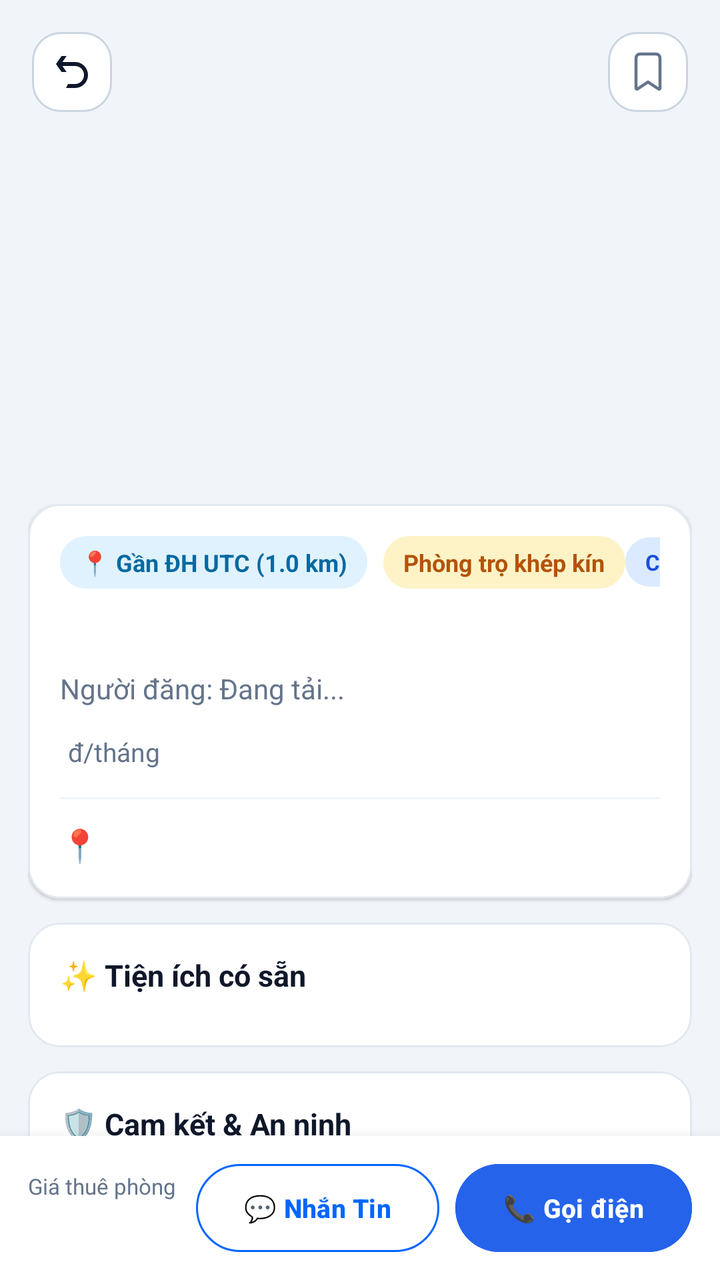
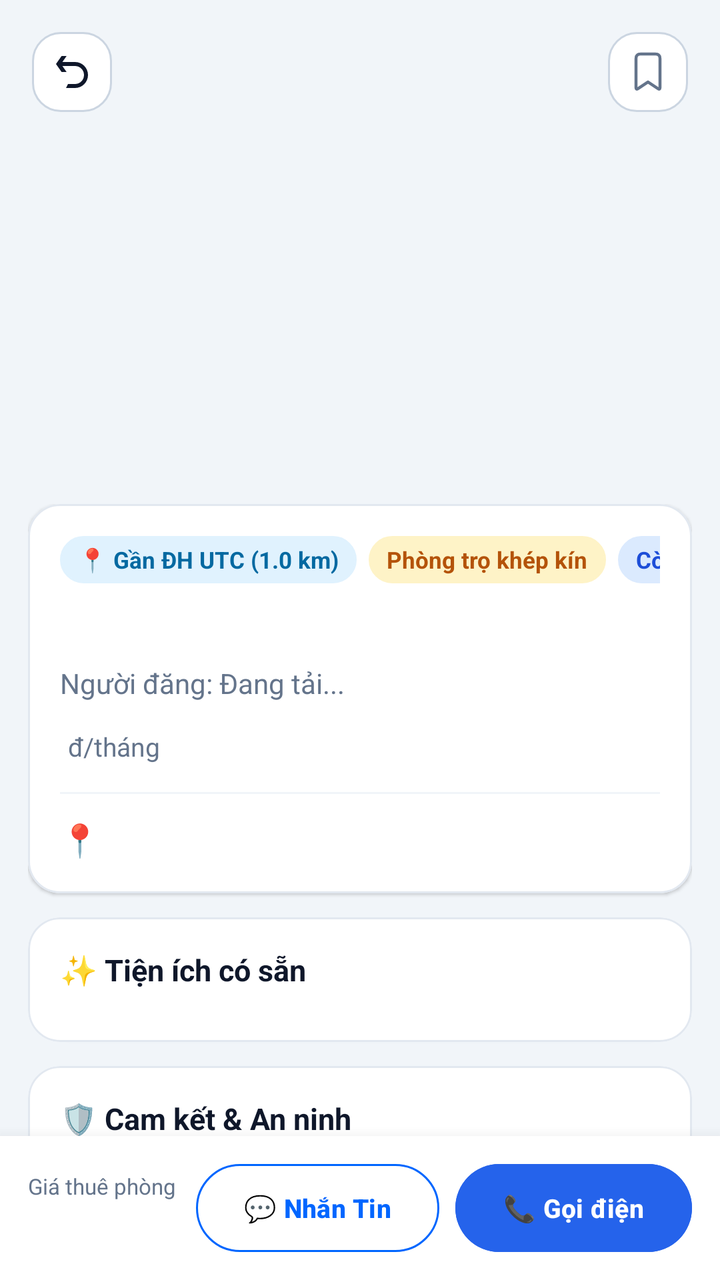

An Android layout rendered at two revisions. The XML below is the earlier revision; the diff shows what the commit changed to produce the second picture.
<!-- AndroidManifest.xml: application theme Theme.UniStay -->
<!-- res/layout/activity_room_detail.xml -->
<?xml version="1.0" encoding="utf-8"?>
<androidx.coordinatorlayout.widget.CoordinatorLayout
    xmlns:android="http://schemas.android.com/apk/res/android"
    xmlns:app="http://schemas.android.com/apk/res-auto"
    android:layout_width="match_parent"
    android:layout_height="match_parent"
    android:background="#F1F5F9">

    
    <androidx.core.widget.NestedScrollView
        android:layout_width="match_parent"
        android:layout_height="match_parent"
        android:paddingBottom="90dp"
        android:clipToPadding="false">

        <LinearLayout
            android:layout_width="match_parent"
            android:layout_height="wrap_content"
            android:orientation="vertical">

            
            <FrameLayout
                android:layout_width="match_parent"
                android:layout_height="240dp">

                <ImageView
                    android:id="@+id/ivDetailImage"
                    android:layout_width="match_parent"
                    android:layout_height="match_parent"
                    android:scaleType="centerCrop" />

                
                <ImageButton
                    android:id="@+id/btnBack"
                    android:layout_width="40dp"
                    android:layout_height="40dp"
                    android:layout_margin="16dp"
                    android:padding="8dp"
                    android:scaleType="fitCenter"
                    android:background="@drawable/bg_search_bar"
                    android:contentDescription="Back"
                    android:src="@drawable/ic_back_custom"
                    app:tint="#0F172A" />
                
                <ImageButton
                    android:id="@+id/btnSaveRoom"
                    android:layout_width="40dp"
                    android:layout_height="40dp"
                    android:layout_margin="16dp"
                    android:padding="8dp"
                    android:scaleType="fitCenter"
                    android:layout_gravity="end"
                    android:background="@drawable/bg_search_bar"
                    android:src="@drawable/ic_save_outline"
                    app:tint="#64748B" />
            </FrameLayout>

            <LinearLayout
                android:layout_width="match_parent"
                android:layout_height="wrap_content"
                android:orientation="vertical"
                android:paddingHorizontal="14dp"
                android:paddingTop="12dp">

                
                <com.google.android.material.card.MaterialCardView
                    android:layout_width="match_parent"
                    android:layout_height="wrap_content"
                    app:cardBackgroundColor="#FFFFFF"
                    app:cardCornerRadius="16dp"
                    app:cardElevation="1dp"
                    app:strokeColor="#E2E8F0"
                    app:strokeWidth="1dp">

                    <LinearLayout
                        android:layout_width="match_parent"
                        android:layout_height="wrap_content"
                        android:orientation="vertical"
                        android:padding="16dp">

                        
                        <LinearLayout
                            android:layout_width="match_parent"
                            android:layout_height="wrap_content"
                            android:gravity="center_vertical"
                            android:orientation="horizontal">

                            <TextView
                                android:id="@+id/tvUniversityBadge"
                                android:layout_width="wrap_content"
                                android:layout_height="wrap_content"
                                android:background="@drawable/bg_search_bar"
                                android:backgroundTint="#E0F2FE"
                                android:paddingHorizontal="10dp"
                                android:paddingVertical="5dp"
                                android:text="📍 Gần ĐH UTC (1.0 km)"
                                android:textColor="#0369A1"
                                android:textSize="12sp"
                                android:textStyle="bold" />

                            <TextView
                                android:id="@+id/tvRoomTypeBadge"
                                android:layout_width="wrap_content"
                                android:layout_height="wrap_content"
                                android:layout_marginStart="8dp"
                                android:background="@drawable/bg_search_bar"
                                android:backgroundTint="#FEF3C7"
                                android:paddingHorizontal="10dp"
                                android:paddingVertical="5dp"
                                android:text="Phòng trọ khép kín"
                                android:textColor="#B45309"
                                android:textSize="12sp"
                                android:textStyle="bold" />

                            <View
                                android:layout_width="0dp"
                                android:layout_height="1dp"
                                android:layout_weight="1" />

                            <TextView
                                android:id="@+id/tvOccupancyBadge"
                                android:layout_width="wrap_content"
                                android:layout_height="wrap_content"
                                android:background="@drawable/bg_search_bar"
                                android:backgroundTint="#DBEAFE"
                                android:paddingHorizontal="10dp"
                                android:paddingVertical="5dp"
                                android:text="Còn trống 2/2 chỗ"
                                android:textColor="#1D4ED8"
                                android:textSize="11sp"
                                android:textStyle="bold" />
                        </LinearLayout>

                        
                        <TextView
                            android:id="@+id/tvDetailTitle"
                            android:layout_width="match_parent"
                            android:layout_height="wrap_content"
                            android:layout_marginTop="12dp"
                            android:textColor="#0F172A"
                            android:textSize="18sp"
                            android:textStyle="bold" />
                            
                        
                        <TextView
                            android:id="@+id/tvDetailOwnerName"
                            android:layout_width="match_parent"
                            android:layout_height="wrap_content"
                            android:layout_marginTop="4dp"
                            android:text="Người đăng: Đang tải..."
                            android:textColor="#64748B"
                            android:textSize="14sp" />

                        
                        <LinearLayout
                            android:layout_width="wrap_content"
                            android:layout_height="wrap_content"
                            android:layout_marginTop="6dp"
                            android:gravity="bottom"
                            android:orientation="horizontal">

                            <TextView
                                android:id="@+id/tvDetailPrice"
                                android:layout_width="wrap_content"
                                android:layout_height="wrap_content"
                                android:textColor="#2563EB"
                                android:textSize="20sp"
                                android:textStyle="bold" />

                            <TextView
                                android:layout_width="wrap_content"
                                android:layout_height="wrap_content"
                                android:layout_marginStart="4dp"
                                android:text="đ/tháng"
                                android:textColor="#64748B"
                                android:textSize="13sp" />
                        </LinearLayout>

                        <View
                            android:layout_width="match_parent"
                            android:layout_height="1dp"
                            android:layout_marginVertical="12dp"
                            android:background="#F1F5F9" />

                        
                        <LinearLayout
                            android:layout_width="match_parent"
                            android:layout_height="wrap_content"
                            android:gravity="center_vertical"
                            android:orientation="horizontal">

                            <TextView
                                android:layout_width="wrap_content"
                                android:layout_height="wrap_content"
                                android:text="📍"
                                android:textSize="16sp" />

                            <TextView
                                android:id="@+id/tvDetailAddress"
                                android:layout_width="0dp"
                                android:layout_height="wrap_content"
                                android:layout_marginStart="6dp"
                                android:layout_weight="1"
                                android:textColor="#475569"
                                android:textSize="13sp" />
                        </LinearLayout>

                    </LinearLayout>
                </com.google.android.material.card.MaterialCardView>

                
                <com.google.android.material.card.MaterialCardView
                    android:id="@+id/cardDescription"
                    android:layout_width="match_parent"
                    android:layout_height="wrap_content"
                    android:layout_marginTop="12dp"
                    app:cardBackgroundColor="#FFFFFF"
                    app:cardCornerRadius="16dp"
                    app:cardElevation="1dp"
                    app:strokeColor="#E2E8F0"
                    app:strokeWidth="1dp"
                    android:visibility="gone">

                    <LinearLayout
                        android:layout_width="match_parent"
                        android:layout_height="wrap_content"
                        android:orientation="vertical"
                        android:padding="16dp">

                        <TextView
                            android:layout_width="wrap_content"
                            android:layout_height="wrap_content"
                            android:text="📝 Mô tả chi tiết"
                            android:textColor="#0F172A"
                            android:textSize="15sp"
                            android:textStyle="bold" />

                        <TextView
                            android:id="@+id/tvDetailDescription"
                            android:layout_width="match_parent"
                            android:layout_height="wrap_content"
                            android:layout_marginTop="10dp"
                            android:lineSpacingExtra="5dp"
                            android:textColor="#334155"
                            android:textSize="13sp" />

                    </LinearLayout>
                </com.google.android.material.card.MaterialCardView>

                
                <com.google.android.material.card.MaterialCardView
                    android:layout_width="match_parent"
                    android:layout_height="wrap_content"
                    android:layout_marginTop="12dp"
                    app:cardBackgroundColor="#FFFFFF"
                    app:cardCornerRadius="16dp"
                    app:cardElevation="1dp"
                    app:strokeColor="#E2E8F0"
                    app:strokeWidth="1dp">

                    <LinearLayout
                        android:layout_width="match_parent"
                        android:layout_height="wrap_content"
                        android:orientation="vertical"
                        android:padding="16dp">

                        <TextView
                            android:layout_width="wrap_content"
                            android:layout_height="wrap_content"
                            android:text="✨ Tiện ích có sẵn"
                            android:textColor="#0F172A"
                            android:textSize="15sp"
                            android:textStyle="bold" />

                        
                        <com.google.android.material.chip.ChipGroup
                            android:id="@+id/chipGroupAmenities"
                            android:layout_width="match_parent"
                            android:layout_height="wrap_content"
                            android:layout_marginTop="10dp" />

                    </LinearLayout>
                </com.google.android.material.card.MaterialCardView>

                
                <com.google.android.material.card.MaterialCardView
                    android:layout_width="match_parent"
                    android:layout_height="wrap_content"
                    android:layout_marginTop="12dp"
                    app:cardBackgroundColor="#FFFFFF"
                    app:cardCornerRadius="16dp"
                    app:cardElevation="1dp"
                    app:strokeColor="#E2E8F0"
                    app:strokeWidth="1dp">

                    <LinearLayout
                        android:layout_width="match_parent"
                        android:layout_height="wrap_content"
                        android:orientation="vertical"
                        android:padding="16dp">

                        <TextView
                            android:layout_width="wrap_content"
                            android:layout_height="wrap_content"
                            android:text="🛡️ Cam kết &amp; An ninh"
                            android:textColor="#0F172A"
                            android:textSize="15sp"
                            android:textStyle="bold" />

                        <TextView
                            android:layout_width="match_parent"
                            android:layout_height="wrap_content"
                            android:layout_marginTop="10dp"
                            android:lineSpacingExtra="5dp"
                            android:text="✔ Không chung chủ, giờ giấc tự do 24/7.\n✔ Khu vực an ninh tốt, camera giám sát cổng ra vào.\n✔ Được hỗ trợ đăng ký tạm trú đầy đủ với công an phường."
                            android:textColor="#334155"
                            android:textSize="13sp" />

                    </LinearLayout>
                </com.google.android.material.card.MaterialCardView>

                
                <TextView
                    android:id="@+id/tvSuggestTitle"
                    android:layout_width="wrap_content"
                    android:layout_height="wrap_content"
                    android:layout_marginTop="16dp"
                    android:layout_marginBottom="8dp"
                    android:text="🛏️ Phòng khác gần trường"
                    android:textColor="#0F172A"
                    android:textSize="15sp"
                    android:textStyle="bold" />

                
                <com.google.android.material.card.MaterialCardView
                    android:id="@+id/cardSuggestedRoom"
                    android:layout_width="match_parent"
                    android:layout_height="wrap_content"
                    app:cardBackgroundColor="#FFFFFF"
                    app:cardCornerRadius="16dp"
                    app:cardElevation="1dp"
                    app:strokeColor="#E2E8F0"
                    app:strokeWidth="1dp">

                    <LinearLayout
                        android:layout_width="match_parent"
                        android:layout_height="wrap_content"
                        android:gravity="center_vertical"
                        android:orientation="horizontal"
                        android:padding="12dp">

                        <com.google.android.material.imageview.ShapeableImageView
                            android:id="@+id/ivSuggestImage"
                            android:layout_width="72dp"
                            android:layout_height="72dp"
                            android:scaleType="centerCrop"
                            android:src="@android:drawable/ic_menu_gallery"
                            app:shapeAppearanceOverlay="@style/ShapeAppearance.Material3.Corner.Medium" />

                        <LinearLayout
                            android:layout_width="0dp"
                            android:layout_height="wrap_content"
                            android:layout_marginStart="12dp"
                            android:layout_weight="1"
                            android:orientation="vertical">

                            <TextView
                                android:id="@+id/tvSuggestTitleRoom"
                                android:layout_width="match_parent"
                                android:layout_height="wrap_content"
                                android:ellipsize="end"
                                android:maxLines="1"
                                android:text="Phòng Ban Công Rộng Khép Kín"
                                android:textColor="#0F172A"
                                android:textSize="13sp"
                                android:textStyle="bold" />

                            <TextView
                                android:id="@+id/tvSuggestDistance"
                                android:layout_width="wrap_content"
                                android:layout_height="wrap_content"
                                android:layout_marginTop="2dp"
                                android:text="📍 Cách trường 0.60 km"
                                android:textColor="#64748B"
                                android:textSize="11sp" />

                            <TextView
                                android:id="@+id/tvSuggestPrice"
                                android:layout_width="wrap_content"
                                android:layout_height="wrap_content"
                                android:layout_marginTop="4dp"
                                android:text="2,600,000 đ/tháng"
                                android:textColor="#2563EB"
                                android:textSize="13sp"
                                android:textStyle="bold" />
                        </LinearLayout>

                        <TextView
                            android:layout_width="wrap_content"
                            android:layout_height="wrap_content"
                            android:text="❯"
                            android:textColor="#94A3B8"
                            android:textSize="16sp" />
                    </LinearLayout>
                </com.google.android.material.card.MaterialCardView>

            </LinearLayout>
        </LinearLayout>
    </androidx.core.widget.NestedScrollView>

    
    <LinearLayout
        android:id="@+id/bottomBar"
        android:layout_width="match_parent"
        android:layout_height="72dp"
        android:layout_gravity="bottom"
        android:background="#FFFFFF"
        android:elevation="12dp"
        android:gravity="center_vertical"
        android:orientation="horizontal"
        android:paddingHorizontal="14dp">

        
        <LinearLayout
            android:layout_width="wrap_content"
            android:layout_height="wrap_content"
            android:orientation="vertical">

            <TextView
                android:layout_width="wrap_content"
                android:layout_height="wrap_content"
                android:text="Giá thuê phòng"
                android:textColor="#64748B"
                android:textSize="11sp" />

            <TextView
                android:id="@+id/tvBottomPrice"
                android:layout_width="wrap_content"
                android:layout_height="wrap_content"
                android:textColor="#2563EB"
                android:textSize="16sp"
                android:textStyle="bold" />
        </LinearLayout>

        <View
            android:layout_width="0dp"
            android:layout_height="1dp"
            android:layout_weight="1" />

        
        <com.google.android.material.button.MaterialButton
            android:id="@+id/btnChat"
            style="@style/Widget.Material3.Button.OutlinedButton"
            android:layout_width="wrap_content"
            android:layout_height="44dp"
            android:insetTop="0dp"
            android:insetBottom="0dp"
            android:text="💬 Nhắn Tin"
            android:textColor="#0066FF"
            android:textSize="13sp"
            android:textStyle="bold"
            app:cornerRadius="22dp"
            app:strokeColor="#0066FF" />

        
        <com.google.android.material.button.MaterialButton
            android:id="@+id/btnCallOwner"
            android:layout_width="wrap_content"
            android:layout_height="44dp"
            android:layout_marginStart="8dp"
            android:backgroundTint="#2563EB"
            android:insetTop="0dp"
            android:insetBottom="0dp"
            android:text="📞 Gọi điện"
            android:textColor="#FFFFFF"
            android:textSize="13sp"
            android:textStyle="bold"
            app:cornerRadius="22dp" />
    </LinearLayout>

    
    <LinearLayout
        android:id="@+id/bottomBarOwner"
        android:layout_width="match_parent"
        android:layout_height="72dp"
        android:layout_gravity="bottom"
        android:background="#FFFFFF"
        android:elevation="12dp"
        android:gravity="center_vertical"
        android:orientation="horizontal"
        android:paddingHorizontal="16dp"
        android:visibility="gone">

        <com.google.android.material.button.MaterialButton
            android:id="@+id/btnDeleteRoomBottom"
            android:layout_width="match_parent"
            android:layout_height="48dp"
            android:backgroundTint="#EF4444"
            android:insetTop="0dp"
            android:insetBottom="0dp"
            android:text="🗑️ XÓA BÀI ĐĂNG PHÒNG TRỌ"
            android:textColor="#FFFFFF"
            android:textSize="14sp"
            android:textStyle="bold"
            app:cornerRadius="24dp" />
    </LinearLayout>

</androidx.coordinatorlayout.widget.CoordinatorLayout>
<!-- resources referenced by this layout -->
<resources>
  <!-- drawable bg_search_bar (drawable) -->
  <?xml version="1.0" encoding="utf-8"?>
  <shape xmlns:android="http://schemas.android.com/apk/res/android">
      <solid android:color="#FFFFFF" />
      <corners android:radius="14dp" />
      <stroke android:width="1dp" android:color="#CBD5E1" />
  </shape>
  <!-- drawable ic_back_custom (drawable) -->
  <vector xmlns:android="http://schemas.android.com/apk/res/android"
      android:width="24dp"
      android:height="24dp"
      android:viewportWidth="24"
      android:viewportHeight="24"
      android:tint="?attr/colorControlNormal">
      <path
          android:fillColor="@android:color/white"
          android:pathData="M4.4 7.4L6.8 4h2.5L7.2 7h6.3a6.5 6.5 0 0 1 0 13H9l1-2h3.5a4.5 4.5 0 1 0 0-9H7.2l2.1 3H6.8L4.4 8.6L4 8z" />
  </vector>
  <!-- drawable ic_save_outline (drawable) -->
  <vector xmlns:android="http://schemas.android.com/apk/res/android"
      android:width="24dp"
      android:height="24dp"
      android:viewportWidth="24"
      android:viewportHeight="24">
      <path
          android:fillColor="#00000000"
          android:strokeColor="#64748B"
          android:strokeWidth="1.5"
          android:strokeLineCap="round"
          android:strokeLineJoin="round"
          android:pathData="M6 6.2c0-1.12 0-1.68.218-2.108a2 2 0 0 1 .874-.874C7.52 3 8.08 3 9.2 3h5.6c1.12 0 1.68 0 2.108.218a2 2 0 0 1 .874.874C18 4.52 18 5.08 18 6.2v13.305c0 .486 0 .729-.101.862a.5.5 0 0 1-.37.198c-.167.01-.369-.125-.773-.394L12 17l-4.756 3.17c-.404.27-.606.405-.774.395a.5.5 0 0 1-.369-.198C6 20.234 6 19.991 6 19.505z" />
  </vector>
  <style name="Theme.UniStay" parent="Base.Theme.UniStay" />
  <style name="Base.Theme.UniStay" parent="Theme.Material3.Light.NoActionBar">
          
          <item name="colorPrimary">@color/primaryColor</item>
          <item name="colorPrimaryVariant">@color/primaryDarkColor</item>
          <item name="colorOnPrimary">@color/white</item>
          <item name="colorSecondary">@color/colorAccent</item>
          <item name="colorSecondaryVariant">@color/primaryColor</item>
          <item name="colorOnSecondary">@color/white</item>
          
          <item name="android:statusBarColor">@color/primaryDarkColor</item>
      </style>
  <color name="primaryColor">#2563EB</color>
  <color name="primaryDarkColor">#1E40AF</color>
  <color name="white">#FFFFFF</color>
  <color name="colorAccent">#3B82F6</color>
</resources>

<!-- the commit's change to res/layout/activity_room_detail.xml (unified diff, before → after) -->
@@ -79,57 +79,61 @@
                         android:padding="16dp">
 
                         
-                        <LinearLayout
-                            android:layout_width="match_parent"
-                            android:layout_height="wrap_content"
-                            android:gravity="center_vertical"
-                            android:orientation="horizontal">
-
-                            <TextView
-                                android:id="@+id/tvUniversityBadge"
+                        
+                        <HorizontalScrollView
+                            android:layout_width="match_parent"
+                            android:layout_height="wrap_content"
+                            android:scrollbars="none"
+                            android:overScrollMode="never">
+
+                            <LinearLayout
                                 android:layout_width="wrap_content"
                                 android:layout_height="wrap_content"
-                                android:background="@drawable/bg_search_bar"
-                                android:backgroundTint="#E0F2FE"
-                                android:paddingHorizontal="10dp"
-                                android:paddingVertical="5dp"
-                                android:text="📍 Gần ĐH UTC (1.0 km)"
-                                android:textColor="#0369A1"
-                                android:textSize="12sp"
-                                android:textStyle="bold" />
-
-                            <TextView
-                                android:id="@+id/tvRoomTypeBadge"
-                                android:layout_width="wrap_content"
-                                android:layout_height="wrap_content"
-                                android:layout_marginStart="8dp"
-                                android:background="@drawable/bg_search_bar"
-                                android:backgroundTint="#FEF3C7"
-                                android:paddingHorizontal="10dp"
-                                android:paddingVertical="5dp"
-                                android:text="Phòng trọ khép kín"
-                                android:textColor="#B45309"
-                                android:textSize="12sp"
-                                android:textStyle="bold" />
-
-                            <View
-                                android:layout_width="0dp"
-                                android:layout_height="1dp"
-                                android:layout_weight="1" />
-
-                            <TextView
-                                android:id="@+id/tvOccupancyBadge"
-                                android:layout_width="wrap_content"
-                                android:layout_height="wrap_content"
-                                android:background="@drawable/bg_search_bar"
-                                android:backgroundTint="#DBEAFE"
-                                android:paddingHorizontal="10dp"
-                                android:paddingVertical="5dp"
-                                android:text="Còn trống 2/2 chỗ"
-                                android:textColor="#1D4ED8"
-                                android:textSize="11sp"
-                                android:textStyle="bold" />
-                        </LinearLayout>
+                                android:gravity="center_vertical"
+                                android:orientation="horizontal">
+
+                                <TextView
+                                    android:id="@+id/tvUniversityBadge"
+                                    android:layout_width="wrap_content"
+                                    android:layout_height="wrap_content"
+                                    android:background="@drawable/bg_search_bar"
+                                    android:backgroundTint="#E0F2FE"
+                                    android:paddingHorizontal="9dp"
+                                    android:paddingVertical="4dp"
+                                    android:text="📍 Gần ĐH UTC (1.0 km)"
+                                    android:textColor="#0369A1"
+                                    android:textSize="11.5sp"
+                                    android:textStyle="bold" />
+
+                                <TextView
+                                    android:id="@+id/tvRoomTypeBadge"
+                                    android:layout_width="wrap_content"
+                                    android:layout_height="wrap_content"
+                                    android:layout_marginStart="6dp"
+                                    android:background="@drawable/bg_search_bar"
+                                    android:backgroundTint="#FEF3C7"
+                                    android:paddingHorizontal="9dp"
+                                    android:paddingVertical="4dp"
+                                    android:text="Phòng trọ khép kín"
+                                    android:textColor="#B45309"
+                                    android:textSize="11.5sp"
+                                    android:textStyle="bold" />
+
+                                <TextView
+                                    android:id="@+id/tvOccupancyBadge"
+                                    android:layout_width="wrap_content"
+                                    android:layout_height="wrap_content"
+                                    android:layout_marginStart="6dp"
+                                    android:background="@drawable/bg_search_bar"
+                                    android:backgroundTint="#DBEAFE"
+                                    android:paddingHorizontal="9dp"
+                                    android:paddingVertical="4dp"
+                                    android:text="Còn trống 2/2"
+                                    android:textColor="#1D4ED8"
+                                    android:textSize="11.5sp"
+                                    android:textStyle="bold" />
+                            </LinearLayout>
+                        </HorizontalScrollView>
 
                         
                         <TextView
